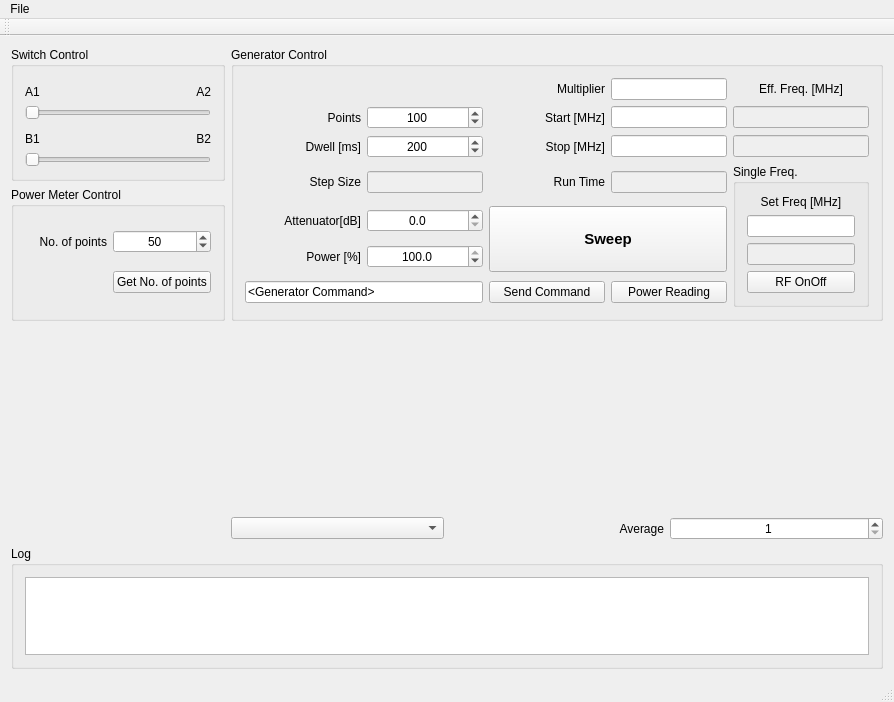
Above: mainwindow.ui from TripletESR/DNP100GHz before the change. Below: the same form after it.
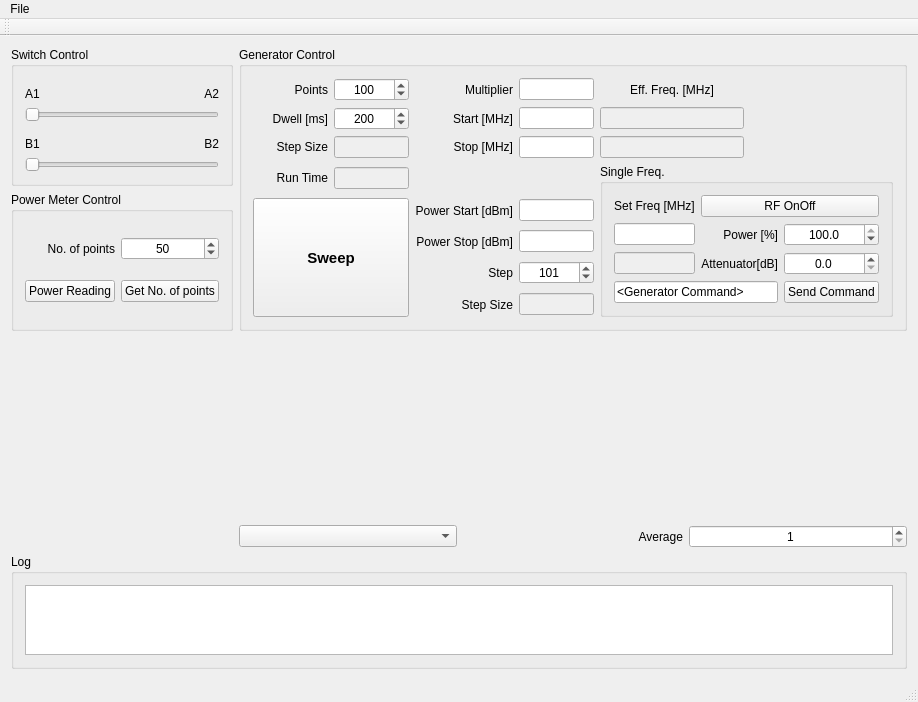
That is the form after the change. Custom widgets are drawn as their Qt base class.

Commit message:
Major change, snapshot
added power step, program mode. Not complete.

```diff
--- a/mainwindow.ui
+++ b/mainwindow.ui
@@ -6,7 +6,7 @@
    <rect>
     <x>0</x>
     <y>0</y>
-    <width>894</width>
+    <width>918</width>
     <height>702</height>
    </rect>
   </property>
@@ -14,7 +14,51 @@
    <string>DNP 100GHz -- Power Meter</string>
   </property>
   <widget class="QWidget" name="centralWidget">
-   <layout class="QGridLayout" name="gridLayout_3" rowstretch="1,1,3,1,2" columnstretch="1,1,1,1">
+   <layout class="QGridLayout" name="gridLayout_3" rowstretch="1,1,2,1,1" columnstretch="1,0,0,0">
+    <item row="3" column="2">
+     <widget class="QLabel" name="label_12">
+      <property name="text">
+       <string>Average</string>
+      </property>
+      <property name="alignment">
+       <set>Qt::AlignRight|Qt::AlignTrailing|Qt::AlignVCenter</set>
+      </property>
+     </widget>
+    </item>
+    <item row="3" column="3">
+     <widget class="QSpinBox" name="spinBox_Average">
+      <property name="alignment">
+       <set>Qt::AlignCenter</set>
+      </property>
+      <property name="minimum">
+       <number>1</number>
+      </property>
+      <property name="singleStep">
+       <number>2</number>
+      </property>
+     </widget>
+    </item>
+    <item row="3" column="1">
+     <widget class="QComboBox" name="comboBox_yAxis"/>
+    </item>
+    <item row="4" column="0" colspan="4">
+     <widget class="QGroupBox" name="groupBox_Log">
+      <property name="title">
+       <string>Log</string>
+      </property>
+      <layout class="QGridLayout" name="gridLayout">
+       <item row="0" column="0">
+        <widget class="QTextEdit" name="textEdit_Log"/>
+       </item>
+      </layout>
+     </widget>
+    </item>
+    <item row="2" column="0">
+     <widget class="QCustomPlot" name="comparePlot" native="true"/>
+    </item>
+    <item row="2" column="1" colspan="3">
+     <widget class="QCustomPlot" name="powerPlot" native="true"/>
+    </item>
     <item row="0" column="0">
      <widget class="QGroupBox" name="groupBox">
       <property name="title">
@@ -90,41 +134,6 @@
       </layout>
      </widget>
     </item>
-    <item row="4" column="0" colspan="4">
-     <widget class="QGroupBox" name="groupBox_Log">
-      <property name="title">
-       <string>Log</string>
-      </property>
-      <layout class="QGridLayout" name="gridLayout">
-       <item row="0" column="0">
-        <widget class="QTextEdit" name="textEdit_Log"/>
-       </item>
-      </layout>
-     </widget>
-    </item>
-    <item row="3" column="2">
-     <widget class="QLabel" name="label_12">
-      <property name="text">
-       <string>Average</string>
-      </property>
-      <property name="alignment">
-       <set>Qt::AlignRight|Qt::AlignTrailing|Qt::AlignVCenter</set>
-      </property>
-     </widget>
-    </item>
-    <item row="3" column="3">
-     <widget class="QSpinBox" name="spinBox_Average">
-      <property name="alignment">
-       <set>Qt::AlignCenter</set>
-      </property>
-      <property name="minimum">
-       <number>1</number>
-      </property>
-      <property name="singleStep">
-       <number>2</number>
-      </property>
-     </widget>
-    </item>
     <item row="1" column="0">
      <widget class="QGroupBox" name="groupBox_3">
       <property name="title">
@@ -164,6 +173,13 @@
          </property>
         </widget>
        </item>
+       <item row="1" column="0">
+        <widget class="QPushButton" name="pushButton_ReadPower">
+         <property name="text">
+          <string>Power Reading</string>
+         </property>
+        </widget>
+       </item>
       </layout>
      </widget>
     </item>
@@ -172,7 +188,83 @@
       <property name="title">
        <string>Generator Control</string>
       </property>
-      <layout class="QGridLayout" name="gridLayout_2" columnstretch="1,1,1,1,0">
+      <layout class="QGridLayout" name="gridLayout_2" columnstretch="1,1,1,1,1,1">
+       <item row="6" column="2">
+        <widget class="QLabel" name="label_18">
+         <property name="text">
+          <string>Power Start [dBm]</string>
+         </property>
+         <property name="alignment">
+          <set>Qt::AlignRight|Qt::AlignTrailing|Qt::AlignVCenter</set>
+         </property>
+        </widget>
+       </item>
+       <item row="7" column="3">
+        <widget class="QLineEdit" name="lineEdit_PowerEnd">
+         <property name="alignment">
+          <set>Qt::AlignCenter</set>
+         </property>
+        </widget>
+       </item>
+       <item row="7" column="2">
+        <widget class="QLabel" name="label_19">
+         <property name="text">
+          <string>Power Stop [dBm]</string>
+         </property>
+         <property name="alignment">
+          <set>Qt::AlignRight|Qt::AlignTrailing|Qt::AlignVCenter</set>
+         </property>
+        </widget>
+       </item>
+       <item row="1" column="1">
+        <widget class="QSpinBox" name="spinBox_Dwell">
+         <property name="alignment">
+          <set>Qt::AlignCenter</set>
+         </property>
+         <property name="minimum">
+          <number>150</number>
+         </property>
+         <property name="maximum">
+          <number>100000</number>
+         </property>
+         <property name="singleStep">
+          <number>50</number>
+         </property>
+         <property name="value">
+          <number>200</number>
+         </property>
+        </widget>
+       </item>
+       <item row="1" column="0">
+        <widget class="QLabel" name="label_4">
+         <property name="text">
+          <string>Dwell [ms]</string>
+         </property>
+         <property name="alignment">
+          <set>Qt::AlignRight|Qt::AlignTrailing|Qt::AlignVCenter</set>
+         </property>
+        </widget>
+       </item>
+       <item row="4" column="1">
+        <widget class="QLineEdit" name="lineEdit_StepSize">
+         <property name="enabled">
+          <bool>false</bool>
+         </property>
+         <property name="alignment">
+          <set>Qt::AlignCenter</set>
+         </property>
+        </widget>
+       </item>
+       <item row="0" column="0">
+        <widget class="QLabel" name="label">
+         <property name="text">
+          <string>Points</string>
+         </property>
+         <property name="alignment">
+          <set>Qt::AlignRight|Qt::AlignTrailing|Qt::AlignVCenter</set>
+         </property>
+        </widget>
+       </item>
        <item row="0" column="2">
         <widget class="QLabel" name="label_9">
          <property name="text">
@@ -183,13 +275,6 @@
          </property>
         </widget>
        </item>
-       <item row="1" column="3">
-        <widget class="QLineEdit" name="lineEdit_Start">
-         <property name="alignment">
-          <set>Qt::AlignCenter</set>
-         </property>
-        </widget>
-       </item>
        <item row="4" column="2">
         <widget class="QLabel" name="label_3">
          <property name="text">
@@ -200,30 +285,10 @@
          </property>
         </widget>
        </item>
-       <item row="1" column="0">
-        <widget class="QLabel" name="label">
-         <property name="text">
-          <string>Points</string>
-         </property>
+       <item row="1" column="3">
+        <widget class="QLineEdit" name="lineEdit_Start">
          <property name="alignment">
-          <set>Qt::AlignRight|Qt::AlignTrailing|Qt::AlignVCenter</set>
-         </property>
-        </widget>
-       </item>
-       <item row="9" column="2">
-        <widget class="QPushButton" name="pushButton_SendCommand">
-         <property name="text">
-          <string>Send Command</string>
-         </property>
-        </widget>
-       </item>
-       <item row="7" column="0">
-        <widget class="QLabel" name="label_5">
-         <property name="text">
-          <string>Attenuator[dB]</string>
-         </property>
-         <property name="alignment">
-          <set>Qt::AlignRight|Qt::AlignTrailing|Qt::AlignVCenter</set>
+          <set>Qt::AlignCenter</set>
          </property>
         </widget>
        </item>
@@ -234,79 +299,6 @@
          </property>
         </widget>
        </item>
-       <item row="7" column="1">
-        <widget class="QDoubleSpinBox" name="doubleSpinBox">
-         <property name="alignment">
-          <set>Qt::AlignCenter</set>
-         </property>
-         <property name="decimals">
-          <number>1</number>
-         </property>
-         <property name="maximum">
-          <double>31.500000000000000</double>
-         </property>
-         <property name="singleStep">
-          <double>0.500000000000000</double>
-         </property>
-        </widget>
-       </item>
-       <item row="9" column="0" colspan="2">
-        <widget class="QLineEdit" name="lineEdit">
-         <property name="text">
-          <string>&lt;Generator Command&gt;</string>
-         </property>
-        </widget>
-       </item>
-       <item row="6" column="2">
-        <widget class="QLabel" name="label_7">
-         <property name="text">
-          <string>Run Time</string>
-         </property>
-         <property name="alignment">
-          <set>Qt::AlignRight|Qt::AlignTrailing|Qt::AlignVCenter</set>
-         </property>
-        </widget>
-       </item>
-       <item row="6" column="3">
-        <widget class="QLineEdit" name="lineEdit_RunTime">
-         <property name="enabled">
-          <bool>false</bool>
-         </property>
-         <property name="alignment">
-          <set>Qt::AlignCenter</set>
-         </property>
-        </widget>
-       </item>
-       <item row="4" column="0">
-        <widget class="QLabel" name="label_4">
-         <property name="text">
-          <string>Dwell [ms]</string>
-         </property>
-         <property name="alignment">
-          <set>Qt::AlignRight|Qt::AlignTrailing|Qt::AlignVCenter</set>
-         </property>
-        </widget>
-       </item>
-       <item row="6" column="1">
-        <widget class="QLineEdit" name="lineEdit_StepSize">
-         <property name="enabled">
-          <bool>false</bool>
-         </property>
-         <property name="alignment">
-          <set>Qt::AlignCenter</set>
-         </property>
-        </widget>
-       </item>
-       <item row="6" column="0">
-        <widget class="QLabel" name="label_6">
-         <property name="text">
-          <string>Step Size</string>
-         </property>
-         <property name="alignment">
-          <set>Qt::AlignRight|Qt::AlignTrailing|Qt::AlignVCenter</set>
-         </property>
-        </widget>
-       </item>
        <item row="0" column="3">
         <widget class="QLineEdit" name="lineEdit_Multiplier">
          <property name="alignment">
@@ -314,23 +306,6 @@
          </property>
         </widget>
        </item>
-       <item row="8" column="0">
-        <widget class="QLabel" name="label_8">
-         <property name="text">
-          <string>Power [%]</string>
-         </property>
-         <property name="alignment">
-          <set>Qt::AlignRight|Qt::AlignTrailing|Qt::AlignVCenter</set>
-         </property>
-        </widget>
-       </item>
-       <item row="9" column="3">
-        <widget class="QPushButton" name="pushButton_ReadPower">
-         <property name="text">
-          <string>Power Reading</string>
-         </property>
-        </widget>
-       </item>
        <item row="1" column="2">
         <widget class="QLabel" name="label_2">
          <property name="text">
@@ -341,26 +316,218 @@
          </property>
         </widget>
        </item>
-       <item row="8" column="1">
-        <widget class="QDoubleSpinBox" name="doubleSpinBox_Power">
+       <item row="4" column="4">
+        <widget class="QLineEdit" name="lineEdit_EffStop">
+         <property name="enabled">
+          <bool>false</bool>
+         </property>
          <property name="alignment">
           <set>Qt::AlignCenter</set>
          </property>
-         <property name="decimals">
-          <number>1</number>
+        </widget>
+       </item>
+       <item row="0" column="4">
+        <widget class="QLabel" name="label_11">
+         <property name="text">
+          <string>Eff. Freq. [MHz]</string>
          </property>
+         <property name="alignment">
+          <set>Qt::AlignCenter</set>
+         </property>
+        </widget>
+       </item>
+       <item row="0" column="1">
+        <widget class="QSpinBox" name="spinBox_Points">
+         <property name="alignment">
+          <set>Qt::AlignCenter</set>
+         </property>
+         <property name="minimum">
+          <number>50</number>
+         </property>
          <property name="maximum">
-          <double>100.000000000000000</double>
+          <number>10000</number>
          </property>
-         <property name="singleStep">
-          <double>0.100000000000000</double>
+         <property name="value">
+          <number>100</number>
          </property>
+        </widget>
+       </item>
+       <item row="4" column="0">
+        <widget class="QLabel" name="label_6">
+         <property name="text">
+          <string>Step Size</string>
+         </property>
+         <property name="alignment">
+          <set>Qt::AlignRight|Qt::AlignTrailing|Qt::AlignVCenter</set>
+         </property>
+        </widget>
+       </item>
+       <item row="8" column="3">
+        <widget class="QSpinBox" name="spinBox_PowerStep">
+         <property name="alignment">
+          <set>Qt::AlignCenter</set>
+         </property>
+         <property name="maximum">
+          <number>500</number>
+         </property>
          <property name="value">
-          <double>100.000000000000000</double>
+          <number>101</number>
          </property>
         </widget>
        </item>
-       <item row="7" column="2" rowspan="2" colspan="2">
+       <item row="1" column="4">
+        <widget class="QLineEdit" name="lineEdit_EffStart">
+         <property name="enabled">
+          <bool>false</bool>
+         </property>
+         <property name="alignment">
+          <set>Qt::AlignCenter</set>
+         </property>
+        </widget>
+       </item>
+       <item row="8" column="2">
+        <widget class="QLabel" name="label_20">
+         <property name="text">
+          <string>Step</string>
+         </property>
+         <property name="alignment">
+          <set>Qt::AlignRight|Qt::AlignTrailing|Qt::AlignVCenter</set>
+         </property>
+        </widget>
+       </item>
+       <item row="4" column="5">
+        <spacer name="horizontalSpacer">
+         <property name="orientation">
+          <enum>Qt::Horizontal</enum>
+         </property>
+         <property name="sizeHint" stdset="0">
+          <size>
+           <width>40</width>
+           <height>20</height>
+          </size>
+         </property>
+        </spacer>
+       </item>
+       <item row="5" column="4" rowspan="5" colspan="2">
+        <widget class="QGroupBox" name="groupBox_2">
+         <property name="title">
+          <string>Single Freq.</string>
+         </property>
+         <layout class="QGridLayout" name="gridLayout_6">
+          <item row="2" column="0">
+           <widget class="QLineEdit" name="lineEdit_EffFreq">
+            <property name="enabled">
+             <bool>false</bool>
+            </property>
+            <property name="alignment">
+             <set>Qt::AlignCenter</set>
+            </property>
+           </widget>
+          </item>
+          <item row="1" column="0">
+           <widget class="QLineEdit" name="lineEdit_Freq">
+            <property name="alignment">
+             <set>Qt::AlignCenter</set>
+            </property>
+           </widget>
+          </item>
+          <item row="0" column="0">
+           <widget class="QLabel" name="label_10">
+            <property name="text">
+             <string>Set Freq [MHz]</string>
+            </property>
+            <property name="alignment">
+             <set>Qt::AlignCenter</set>
+            </property>
+           </widget>
+          </item>
+          <item row="1" column="2">
+           <widget class="QDoubleSpinBox" name="doubleSpinBox_Power">
+            <property name="alignment">
+             <set>Qt::AlignCenter</set>
+            </property>
+            <property name="decimals">
+             <number>1</number>
+            </property>
+            <property name="maximum">
+             <double>100.000000000000000</double>
+            </property>
+            <property name="singleStep">
+             <double>0.100000000000000</double>
+            </property>
+            <property name="value">
+             <double>100.000000000000000</double>
+            </property>
+           </widget>
+          </item>
+          <item row="1" column="1">
+           <widget class="QLabel" name="label_Power">
+            <property name="text">
+             <string>Power [%]</string>
+            </property>
+            <property name="alignment">
+             <set>Qt::AlignRight|Qt::AlignTrailing|Qt::AlignVCenter</set>
+            </property>
+           </widget>
+          </item>
+          <item row="2" column="2">
+           <widget class="QDoubleSpinBox" name="doubleSpinBox">
+            <property name="alignment">
+             <set>Qt::AlignCenter</set>
+            </property>
+            <property name="decimals">
+             <number>1</number>
+            </property>
+            <property name="maximum">
+             <double>31.500000000000000</double>
+            </property>
+            <property name="singleStep">
+             <double>0.500000000000000</double>
+            </property>
+           </widget>
+          </item>
+          <item row="2" column="1">
+           <widget class="QLabel" name="label_Attenuator">
+            <property name="text">
+             <string>Attenuator[dB]</string>
+            </property>
+            <property name="alignment">
+             <set>Qt::AlignRight|Qt::AlignTrailing|Qt::AlignVCenter</set>
+            </property>
+           </widget>
+          </item>
+          <item row="0" column="1" colspan="2">
+           <widget class="QPushButton" name="pushButton_RFOnOff">
+            <property name="text">
+             <string>RF OnOff</string>
+            </property>
+           </widget>
+          </item>
+          <item row="3" column="2">
+           <widget class="QPushButton" name="pushButton_SendCommand">
+            <property name="text">
+             <string>Send Command</string>
+            </property>
+           </widget>
+          </item>
+          <item row="3" column="0" colspan="2">
+           <widget class="QLineEdit" name="lineEdit">
+            <property name="text">
+             <string>&lt;Generator Command&gt;</string>
+            </property>
+           </widget>
+          </item>
+         </layout>
+        </widget>
+       </item>
+       <item row="6" column="3">
+        <widget class="QLineEdit" name="lineEdit_PowerStart">
+         <property name="alignment">
+          <set>Qt::AlignCenter</set>
+         </property>
+        </widget>
+       </item>
+       <item row="6" column="0" rowspan="4" colspan="2">
         <widget class="QPushButton" name="pushButton_Sweep">
          <property name="sizePolicy">
           <sizepolicy hsizetype="Preferred" vsizetype="Preferred">
@@ -386,18 +553,18 @@
          </property>
         </widget>
        </item>
-       <item row="0" column="4">
-        <widget class="QLabel" name="label_11">
+       <item row="5" column="0">
+        <widget class="QLabel" name="label_7">
          <property name="text">
-          <string>Eff. Freq. [MHz]</string>
+          <string>Run Time</string>
          </property>
          <property name="alignment">
-          <set>Qt::AlignCenter</set>
+          <set>Qt::AlignRight|Qt::AlignTrailing|Qt::AlignVCenter</set>
          </property>
         </widget>
        </item>
-       <item row="4" column="4">
-        <widget class="QLineEdit" name="lineEdit_EffStop">
+       <item row="5" column="1">
+        <widget class="QLineEdit" name="lineEdit_RunTime">
          <property name="enabled">
           <bool>false</bool>
          </property>
@@ -406,8 +573,8 @@
          </property>
         </widget>
        </item>
-       <item row="1" column="4">
-        <widget class="QLineEdit" name="lineEdit_EffStart">
+       <item row="9" column="3">
+        <widget class="QLineEdit" name="lineEdit_PowerStepSize">
          <property name="enabled">
           <bool>false</bool>
          </property>
@@ -416,96 +583,19 @@
          </property>
         </widget>
        </item>
-       <item row="4" column="1">
-        <widget class="QSpinBox" name="spinBox_Dwell">
-         <property name="alignment">
-          <set>Qt::AlignCenter</set>
+       <item row="9" column="2">
+        <widget class="QLabel" name="label_21">
+         <property name="text">
+          <string>Step Size</string>
          </property>
-         <property name="minimum">
-          <number>150</number>
-         </property>
-         <property name="maximum">
-          <number>100000</number>
-         </property>
-         <property name="singleStep">
-          <number>50</number>
-         </property>
-         <property name="value">
-          <number>200</number>
-         </property>
-        </widget>
-       </item>
-       <item row="1" column="1">
-        <widget class="QSpinBox" name="spinBox_Points">
          <property name="alignment">
-          <set>Qt::AlignCenter</set>
+          <set>Qt::AlignRight|Qt::AlignTrailing|Qt::AlignVCenter</set>
          </property>
-         <property name="minimum">
-          <number>50</number>
-         </property>
-         <property name="maximum">
-          <number>10000</number>
-         </property>
-         <property name="value">
-          <number>100</number>
-         </property>
-        </widget>
-       </item>
-       <item row="6" column="4" rowspan="4">
-        <widget class="QGroupBox" name="groupBox_2">
-         <property name="title">
-          <string>Single Freq.</string>
-         </property>
-         <layout class="QVBoxLayout" name="verticalLayout">
-          <item>
-           <widget class="QLabel" name="label_10">
-            <property name="text">
-             <string>Set Freq [MHz]</string>
-            </property>
-            <property name="alignment">
-             <set>Qt::AlignCenter</set>
-            </property>
-           </widget>
-          </item>
-          <item>
-           <widget class="QLineEdit" name="lineEdit_Freq">
-            <property name="alignment">
-             <set>Qt::AlignCenter</set>
-            </property>
-           </widget>
-          </item>
-          <item>
-           <widget class="QLineEdit" name="lineEdit_EffFreq">
-            <property name="enabled">
-             <bool>false</bool>
-            </property>
-            <property name="alignment">
-             <set>Qt::AlignCenter</set>
-            </property>
-           </widget>
-          </item>
-          <item>
-           <widget class="QPushButton" name="pushButton_RFOnOff">
-            <property name="text">
-             <string>RF OnOff</string>
-            </property>
-           </widget>
-          </item>
-         </layout>
         </widget>
        </item>
       </layout>
      </widget>
     </item>
-    <item row="2" column="1" colspan="3">
-     <widget class="QCustomPlot" name="powerPlot" native="true"/>
-    </item>
-    <item row="2" column="0">
-     <widget class="QCustomPlot" name="comparePlot" native="true"/>
-    </item>
-    <item row="3" column="1">
-     <widget class="QComboBox" name="comboBox_yAxis"/>
-    </item>
    </layout>
   </widget>
   <widget class="QMenuBar" name="menuBar">
@@ -513,7 +603,7 @@
     <rect>
      <x>0</x>
      <y>0</y>
-     <width>894</width>
+     <width>918</width>
      <height>21</height>
     </rect>
    </property>
```
Left out of the diff: 6 changed lines with no effect on the pictures. The commit also changes 2 other files.
